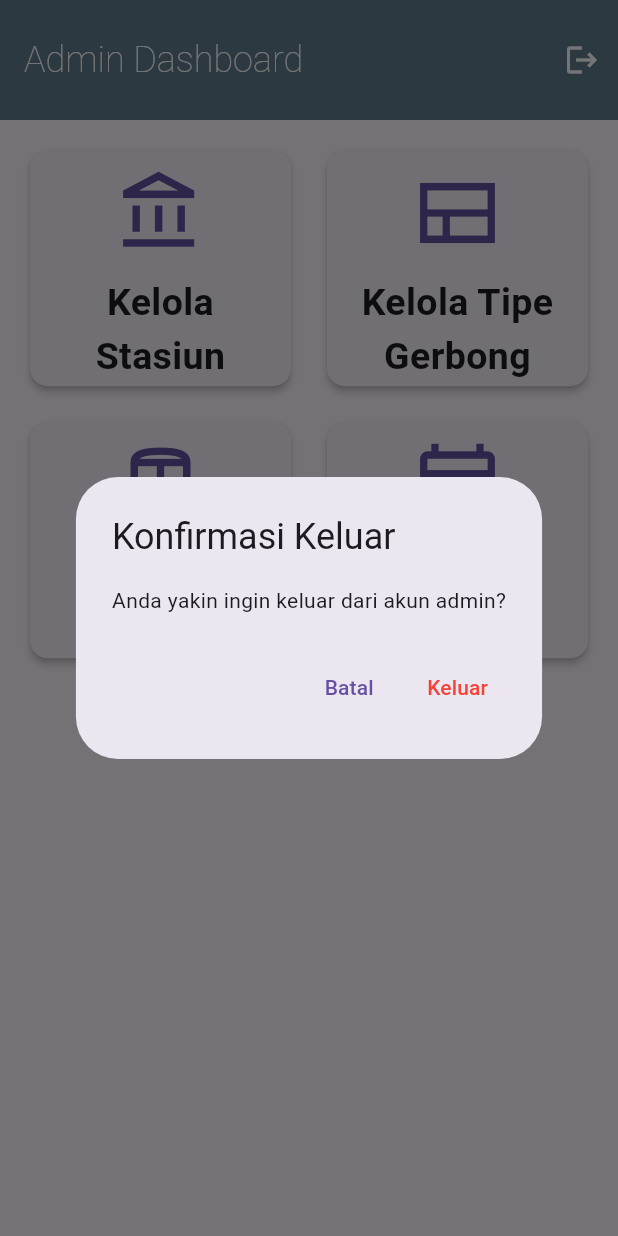
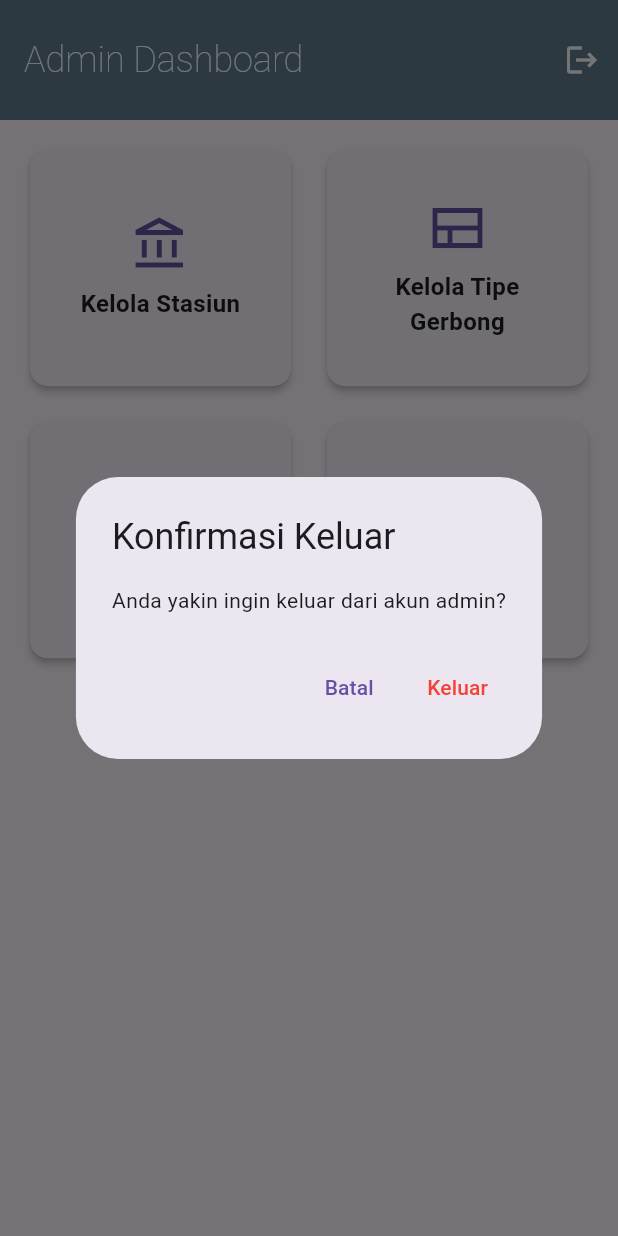
Before and after one commit to Gaten12/kaig, a Flutter app: the AdminHomeScreen screen opened directly, after a tap on the "logout" icon, on a phone screen of 412 x 824 dp. Run offline on Flutter 3.47's test engine with Material 3 defaults, Android fonts, the light colour scheme and no system bars; our stand-ins replace cloud_firestore, firebase_auth, firebase_core, get, qr_flutter, table_calendar; accounts and stored records are empty.

Commit message:
fixing commit

```diff
--- a/lib/screens/admin/screens/admin_home_screen.dart
+++ b/lib/screens/admin/screens/admin_home_screen.dart
@@ -1,5 +1,5 @@
 import 'package:flutter/material.dart';
-import '../../customer/utama/keranjang/auth_service.dart';
+import '../../login/auth_service.dart';
 import '../../login/login_screen.dart';
 import 'list_gerbong_screen.dart';
 import 'list_jadwal_screen.dart';
@@ -92,7 +92,7 @@ class AdminHomeScreen extends StatelessWidget {
               if (confirmLogout == true && context.mounted) {
                 await authService.signOut();
                 Navigator.of(context).pushAndRemoveUntil(
-                  MaterialPageRoute(builder: (context) => LoginEmailScreen()),
+                  MaterialPageRoute(builder: (context) => const LoginEmailScreen()),
                       (Route<dynamic> route) => false,
                 );
               }
@@ -140,18 +140,20 @@ class AdminHomeScreen extends StatelessWidget {
             mainAxisAlignment: MainAxisAlignment.center,
             crossAxisAlignment: CrossAxisAlignment.center,
             children: <Widget>[
-              Icon(icon, size: 60, color: Theme.of(context).primaryColor), // Ukuran ikon disesuaikan
-              const SizedBox(height: 12.0),
+              // MODIFICATION START
+              Icon(icon, size: 40, color: Theme.of(context).primaryColor), // Ukuran ikon disesuaikan
+              const SizedBox(height: 8.0), // Mengurangi tinggi SizedBox
               Text(
                 title,
                 textAlign: TextAlign.center,
                 style: const TextStyle(
-                  fontSize: 25, // Ukuran font disesuaikan
+                  fontSize: 16, // Ukuran font disesuaikan
                   fontWeight: FontWeight.w600, // Sedikit lebih tebal
                 ),
                 overflow: TextOverflow.ellipsis,
                 maxLines: 2,
               ),
+              // MODIFICATION END
             ],
           ),
         ),
--- a/lib/screens/customer/utama/akun/account_screen.dart
+++ b/lib/screens/customer/utama/akun/account_screen.dart
@@ -3,7 +3,7 @@ import 'package:kaig/screens/customer/utama/akun/tentang_aplikasi.dart';
 import 'package:kaig/screens/customer/utama/riwayat/riwayat_transaksi_screen.dart';
 import 'package:flutter/cupertino.dart';
 import '../../../../models/passenger_model.dart';
-import '../keranjang/auth_service.dart'; // Pastikan path ini benar
+import '../../../login/auth_service.dart'; // Pastikan path ini benar
 import '../../../login/login_screen.dart'; // Halaman login
 import '../pembayaran/metode_pembayaran_screen.dart';
 import 'ganti_kata_sandi_screen.dart';
--- a/lib/screens/customer/utama/akun/ganti_email_screen.dart
+++ b/lib/screens/customer/utama/akun/ganti_email_screen.dart
@@ -1,5 +1,5 @@
 import 'package:flutter/material.dart';
-import 'package:kaig/screens/customer/utama/keranjang/auth_service.dart';
+import 'package:kaig/screens/login/auth_service.dart';
 
 class GantiEmailScreen extends StatefulWidget {
   final String emailSaatIni;
--- a/lib/screens/customer/utama/akun/ganti_informasi_pribadi_screen.dart
+++ b/lib/screens/customer/utama/akun/ganti_informasi_pribadi_screen.dart
@@ -2,7 +2,7 @@ import 'package:flutter/material.dart';
 import 'package:intl/intl.dart';
 import 'package:cloud_firestore/cloud_firestore.dart';
 import 'package:kaig/models/passenger_model.dart';
-import 'package:kaig/screens/customer/utama/keranjang/auth_service.dart';
+import 'package:kaig/screens/login/auth_service.dart';
 
 class GantiInformasiPribadiScreen extends StatefulWidget {
   final PassengerModel passenger;
--- a/lib/screens/customer/utama/akun/ganti_nomor_identitas_screen.dart
+++ b/lib/screens/customer/utama/akun/ganti_nomor_identitas_screen.dart
@@ -1,6 +1,6 @@
 import 'package:flutter/material.dart';
 import 'package:kaig/models/passenger_model.dart';
-import 'package:kaig/screens/customer/utama/keranjang/auth_service.dart';
+import 'package:kaig/screens/login/auth_service.dart';
 
 class GantiNomorIdentitasScreen extends StatefulWidget {
   final PassengerModel passenger;
--- a/lib/screens/customer/utama/akun/ganti_nomor_telepon_screen.dart
+++ b/lib/screens/customer/utama/akun/ganti_nomor_telepon_screen.dart
@@ -1,5 +1,5 @@
 import 'package:flutter/material.dart';
-import 'package:kaig/screens/customer/utama/keranjang/auth_service.dart';
+import 'package:kaig/screens/login/auth_service.dart';
 
 class GantiNomorTeleponScreen extends StatefulWidget {
   final String nomorTeleponSaatIni;
--- a/lib/screens/customer/utama/akun/informasi_data_diri_screen.dart
+++ b/lib/screens/customer/utama/akun/informasi_data_diri_screen.dart
@@ -1,7 +1,7 @@
 import 'package:flutter/material.dart';
 import 'package:kaig/models/user_model.dart';
 import 'package:kaig/models/passenger_model.dart';
-import 'package:kaig/screens/customer/utama/keranjang/auth_service.dart';
+import 'package:kaig/screens/login/auth_service.dart';
 import 'package:firebase_auth/firebase_auth.dart';
 import 'package:kaig/screens/login/login_screen.dart';
 import 'package:intl/intl.dart';
--- a/lib/screens/customer/utama/akun/konfirmasi_password_screen.dart
+++ b/lib/screens/customer/utama/akun/konfirmasi_password_screen.dart
@@ -1,5 +1,5 @@
 import 'package:flutter/material.dart';
-import 'package:kaig/screens/customer/utama/keranjang/auth_service.dart';
+import 'package:kaig/screens/login/auth_service.dart';
 
 class KonfirmasiPasswordScreen extends StatefulWidget {
   final Future<void> Function() onPasswordConfirmed;
--- a/lib/screens/customer/utama/akun/list_penumpang_screen.dart
+++ b/lib/screens/customer/utama/akun/list_penumpang_screen.dart
@@ -1,7 +1,7 @@
 import 'package:flutter/material.dart';
 import 'package:firebase_auth/firebase_auth.dart';
 import '../../../../models/passenger_model.dart'; // Pastikan path ini benar
-import '../keranjang/auth_service.dart';
+import '../../../login/auth_service.dart';
 import '../tiket/form_penumpang_screen.dart'; // Untuk mengambil daftar penumpang
 
 
--- a/lib/screens/customer/utama/home_screen.dart
+++ b/lib/screens/customer/utama/home_screen.dart
@@ -3,7 +3,7 @@ import 'package:flutter/services.dart';
 import 'package:kaig/screens/customer/utama/promo/promo_screen.dart';
 import 'package:kaig/screens/customer/utama/riwayat/tiket_saya_screen.dart';
 import '../../../models/passenger_model.dart';
-import 'keranjang/auth_service.dart';
+import '../../login/auth_service.dart';
 import 'tiket/PesanTiketScreen.dart';
 import 'akun/account_screen.dart';
 import 'keranjang/keranjang_screen.dart';
--- a/lib/screens/customer/utama/tiket/DataPenumpangScreen.dart
+++ b/lib/screens/customer/utama/tiket/DataPenumpangScreen.dart
@@ -4,7 +4,7 @@ import 'package:kaig/models/JadwalModel.dart';
 import 'package:kaig/models/jadwal_kelas_info_model.dart';
 import 'package:kaig/models/user_model.dart';
 import 'package:kaig/models/passenger_model.dart';
-import 'package:kaig/screens/customer/utama/keranjang/auth_service.dart';
+import 'package:kaig/screens/login/auth_service.dart';
 import 'package:kaig/widgets/pilih_penumpang_bottom_sheet.dart';
 import 'pilih_kursi_step_screen.dart';
 
--- a/lib/screens/customer/utama/tiket/form_penumpang_screen.dart
+++ b/lib/screens/customer/utama/tiket/form_penumpang_screen.dart
@@ -4,7 +4,7 @@ import 'package:cloud_firestore/cloud_firestore.dart'; // Untuk Timestamp
 import 'package:firebase_auth/firebase_auth.dart';
 
 import '../../../../models/passenger_model.dart';
-import '../keranjang/auth_service.dart';
+import '../../../login/auth_service.dart';
 
 class FormPenumpangScreen extends StatefulWidget {
   final PassengerModel? penumpangToEdit;
--- a/lib/screens/login/login_screen.dart
+++ b/lib/screens/login/login_screen.dart
@@ -1,5 +1,5 @@
 import 'package:flutter/material.dart';
-import 'package:kaig/screens/customer/utama/keranjang/auth_service.dart'; // Import service
+import 'package:kaig/screens/login/auth_service.dart'; // Import service
 import '../register/daftar_akun_screen.dart';
 import 'password_screen.dart';
 
--- a/lib/screens/register/buat_kata_sandi_screen.dart
+++ b/lib/screens/register/buat_kata_sandi_screen.dart
@@ -1,6 +1,6 @@
 import 'package:flutter/material.dart';
 import '../../models/user_data_daftar.dart'; // Model untuk data pendaftaran
-import '../customer/utama/keranjang/auth_service.dart';  // Service untuk interaksi dengan Firebase Auth & Firestore
+import '../login/auth_service.dart';  // Service untuk interaksi dengan Firebase Auth & Firestore
 import '../login/login_screen.dart';       // Layar login email untuk navigasi setelah berhasil
 
 class BuatKataSandiScreen extends StatefulWidget {
--- a/lib/widgets/pilih_penumpang_bottom_sheet.dart
+++ b/lib/widgets/pilih_penumpang_bottom_sheet.dart
@@ -1,7 +1,7 @@
 import 'package:firebase_auth/firebase_auth.dart';
 import 'package:flutter/material.dart';
 import '../models/passenger_model.dart';
-import '../screens/customer/utama/keranjang/auth_service.dart';
+import '../screens/login/auth_service.dart';
 import '../screens/customer/utama/tiket/form_penumpang_screen.dart';
 
 class PilihPenumpangBottomSheet extends StatefulWidget {
```
Also changed, not shown: lib/screens/login/auth_service.dart (renamed from lib/screens/customer/utama/keranjang/auth_service.dart).
